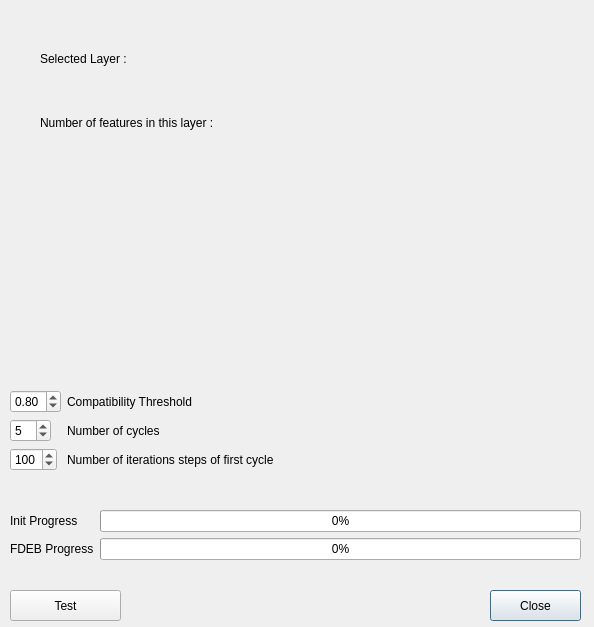
The window that ui_fdeb_RC.ui (RCura/PluginFlux) describes before a commit, drawn with Qt 5.
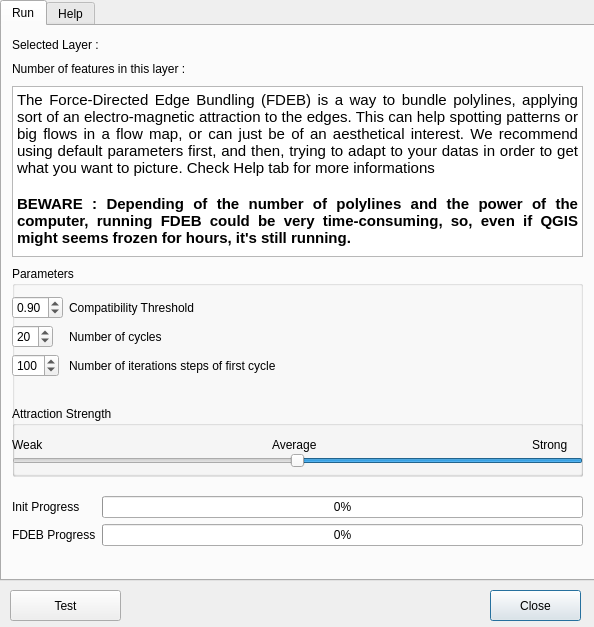
The same window after the commit.

Commit message: Version a peu pres finalisée (pour l'instant) Completion du GUI et Warnings/aide Ajout du parametrage de l'attraction strength Tous les points de debug sont commentés Le plugin doit donc etre fonctionnel out-of-the-box partout

The edit to the form file:
```diff
--- a/ui_fdeb_RC.ui
+++ b/ui_fdeb_RC.ui
@@ -45,88 +45,32 @@
     <string>Test</string>
    </property>
   </widget>
-  <widget class="QWidget" name="formLayoutWidget">
+  <widget class="QTabWidget" name="tabWidget">
    <property name="geometry">
     <rect>
-     <x>10</x>
-     <y>390</y>
-     <width>571</width>
-     <height>100</height>
+     <x>0</x>
+     <y>0</y>
+     <width>601</width>
+     <height>581</height>
     </rect>
    </property>
-   <layout class="QFormLayout" name="formLayout">
-    <item row="0" column="0">
-     <widget class="QDoubleSpinBox" name="compatibilityThreshold">
-      <property name="maximum">
-       <double>1.000000000000000</double>
-      </property>
-      <property name="singleStep">
-       <double>0.050000000000000</double>
-      </property>
-      <property name="value">
-       <double>0.800000000000000</double>
-      </property>
-     </widget>
-    </item>
-    <item row="0" column="1">
-     <widget class="QLabel" name="label">
-      <property name="text">
-       <string>Compatibility Threshold</string>
-      </property>
-     </widget>
-    </item>
-    <item row="1" column="0">
-     <widget class="QSpinBox" name="numCycles">
-      <property name="minimum">
-       <number>1</number>
-      </property>
-      <property name="maximum">
-       <number>30</number>
-      </property>
-      <property name="value">
-       <number>5</number>
-      </property>
-     </widget>
-    </item>
-    <item row="1" column="1">
-     <widget class="QLabel" name="label_2">
-      <property name="text">
-       <string>Number of cycles</string>
-      </property>
-     </widget>
-    </item>
-    <item row="2" column="0">
-     <widget class="QSpinBox" name="numSteps">
-      <property name="maximum">
-       <number>300</number>
-      </property>
-      <property name="singleStep">
-       <number>10</number>
-      </property>
-      <property name="value">
-       <number>100</number>
-      </property>
-     </widget>
-    </item>
-    <item row="2" column="1">
-     <widget class="QLabel" name="label_3">
-      <property name="text">
-       <string>Number of iterations steps of first cycle</string>
-      </property>
-     </widget>
-    </item>
-   </layout>
-  </widget>
+   <property name="currentIndex">
+    <number>0</number>
+   </property>
+   <widget class="QWidget" name="tab">
+    <attribute name="title">
+     <string>Run</string>
+    </attribute>
   <widget class="QWidget" name="gridLayoutWidget">
    <property name="geometry">
     <rect>
-     <x>40</x>
-     <y>30</y>
-     <width>521</width>
-     <height>121</height>
-    </rect>
-   </property>
-   <layout class="QGridLayout" name="gridLayout">
+       <x>10</x>
+       <y>10</y>
+       <width>571</width>
+       <height>42</height>
+      </rect>
+     </property>
+     <layout class="QGridLayout" name="LayerInformations">
     <item row="0" column="0">
      <widget class="QLabel" name="label_6">
       <property name="text">
@@ -161,7 +105,7 @@
    <property name="geometry">
     <rect>
      <x>10</x>
-     <y>510</y>
+       <y>470</y>
      <width>571</width>
      <height>71</height>
     </rect>
@@ -224,7 +168,258 @@
     </item>
    </layout>
   </widget>
- </widget>
+    <widget class="QGroupBox" name="Settings">
+     <property name="geometry">
+      <rect>
+       <x>10</x>
+       <y>240</y>
+       <width>571</width>
+       <height>211</height>
+      </rect>
+     </property>
+     <property name="title">
+      <string>Parameters</string>
+     </property>
+     <widget class="QGroupBox" name="AttractionSettings">
+      <property name="geometry">
+       <rect>
+        <x>0</x>
+        <y>140</y>
+        <width>571</width>
+        <height>70</height>
+       </rect>
+      </property>
+      <property name="title">
+       <string>Attraction Strength</string>
+      </property>
+      <widget class="QSlider" name="attractionStrength">
+       <property name="geometry">
+        <rect>
+         <x>0</x>
+         <y>40</y>
+         <width>571</width>
+         <height>29</height>
+        </rect>
+       </property>
+       <property name="minimum">
+        <number>0</number>
+       </property>
+       <property name="maximum">
+        <number>8</number>
+       </property>
+       <property name="singleStep">
+        <number>1</number>
+       </property>
+       <property name="pageStep">
+        <number>2</number>
+       </property>
+       <property name="value">
+        <number>4</number>
+       </property>
+       <property name="sliderPosition">
+        <number>4</number>
+       </property>
+       <property name="orientation">
+        <enum>Qt::Horizontal</enum>
+       </property>
+       <property name="invertedAppearance">
+        <bool>true</bool>
+       </property>
+       <property name="invertedControls">
+        <bool>true</bool>
+       </property>
+       <property name="tickInterval">
+        <number>1</number>
+       </property>
+      </widget>
+      <widget class="QLabel" name="Strong">
+       <property name="geometry">
+        <rect>
+         <x>520</x>
+         <y>30</y>
+         <width>46</width>
+         <height>17</height>
+        </rect>
+       </property>
+       <property name="text">
+        <string>Strong</string>
+       </property>
+      </widget>
+      <widget class="QLabel" name="Weak">
+       <property name="geometry">
+        <rect>
+         <x>0</x>
+         <y>30</y>
+         <width>39</width>
+         <height>17</height>
+        </rect>
+       </property>
+       <property name="text">
+        <string>Weak</string>
+       </property>
+      </widget>
+      <widget class="QLabel" name="Average">
+       <property name="geometry">
+        <rect>
+         <x>260</x>
+         <y>30</y>
+         <width>56</width>
+         <height>17</height>
+        </rect>
+       </property>
+       <property name="text">
+        <string>Average</string>
+       </property>
+      </widget>
+     </widget>
+     <widget class="QWidget" name="formLayoutWidget">
+      <property name="geometry">
+       <rect>
+        <x>0</x>
+        <y>30</y>
+        <width>571</width>
+        <height>101</height>
+       </rect>
+      </property>
+      <layout class="QFormLayout" name="BasicSettings">
+       <property name="fieldGrowthPolicy">
+        <enum>QFormLayout::AllNonFixedFieldsGrow</enum>
+       </property>
+       <item row="0" column="0">
+        <widget class="QDoubleSpinBox" name="compatibilityThreshold">
+         <property name="maximum">
+          <double>1.000000000000000</double>
+         </property>
+         <property name="singleStep">
+          <double>0.050000000000000</double>
+         </property>
+         <property name="value">
+          <double>0.900000000000000</double>
+         </property>
+        </widget>
+       </item>
+       <item row="0" column="1">
+        <widget class="QLabel" name="Compatibility">
+         <property name="text">
+          <string>Compatibility Threshold</string>
+         </property>
+        </widget>
+       </item>
+       <item row="1" column="0">
+        <widget class="QSpinBox" name="numCycles">
+         <property name="minimum">
+          <number>1</number>
+         </property>
+         <property name="maximum">
+          <number>30</number>
+         </property>
+         <property name="value">
+          <number>20</number>
+         </property>
+        </widget>
+       </item>
+       <item row="1" column="1">
+        <widget class="QLabel" name="CyclesNb">
+         <property name="text">
+          <string>Number of cycles</string>
+         </property>
+        </widget>
+       </item>
+       <item row="2" column="0">
+        <widget class="QSpinBox" name="numSteps">
+         <property name="maximum">
+          <number>300</number>
+         </property>
+         <property name="singleStep">
+          <number>10</number>
+         </property>
+         <property name="value">
+          <number>100</number>
+         </property>
+        </widget>
+       </item>
+       <item row="2" column="1">
+        <widget class="QLabel" name="Iterationnb">
+         <property name="text">
+          <string>Number of iterations steps of first cycle</string>
+         </property>
+        </widget>
+       </item>
+      </layout>
+     </widget>
+    </widget>
+    <widget class="QTextBrowser" name="WarningText">
+     <property name="geometry">
+      <rect>
+       <x>10</x>
+       <y>60</y>
+       <width>571</width>
+       <height>171</height>
+      </rect>
+     </property>
+     <property name="html">
+      <string>&lt;!DOCTYPE HTML PUBLIC &quot;-//W3C//DTD HTML 4.0//EN&quot; &quot;http://www.w3.org/TR/REC-html40/strict.dtd&quot;&gt;
+&lt;html&gt;&lt;head&gt;&lt;meta name=&quot;qrichtext&quot; content=&quot;1&quot; /&gt;&lt;style type=&quot;text/css&quot;&gt;
+p, li { white-space: pre-wrap; }
+&lt;/style&gt;&lt;/head&gt;&lt;body style=&quot; font-family:'Ubuntu'; font-size:11pt; font-weight:400; font-style:normal;&quot;&gt;
+&lt;p align=&quot;justify&quot; style=&quot; margin-top:0px; margin-bottom:0px; margin-left:0px; margin-right:0px; -qt-block-indent:0; text-indent:0px;&quot;&gt;The Force-Directed Edge Bundling (FDEB) is a way to bundle polylines, applying sort of an electro-magnetic attraction to the edges. This can help spotting patterns or big flows in a flow map, or can just be of an aesthetical interest. We recommend using default parameters first, and then, trying to adapt to your datas in order to get what you want to picture. Check Help tab for more informations&lt;/p&gt;
+&lt;p align=&quot;justify&quot; style=&quot;-qt-paragraph-type:empty; margin-top:0px; margin-bottom:0px; margin-left:0px; margin-right:0px; -qt-block-indent:0; text-indent:0px;&quot;&gt;&lt;/p&gt;
+&lt;p align=&quot;justify&quot; style=&quot; margin-top:0px; margin-bottom:0px; margin-left:0px; margin-right:0px; -qt-block-indent:0; text-indent:0px;&quot;&gt;&lt;span style=&quot; font-weight:600;&quot;&gt;BEWARE : Depending of the number of polylines and the power of the computer, running FDEB could be very time-consuming, so, even if QGIS might seems frozen for hours, it's still running.&lt;/span&gt;&lt;/p&gt;&lt;/body&gt;&lt;/html&gt;</string>
+     </property>
+    </widget>
+   </widget>
+   <widget class="QWidget" name="HelpTab">
+    <attribute name="title">
+     <string>Help</string>
+    </attribute>
+    <widget class="QTextBrowser" name="HelpTxt">
+     <property name="geometry">
+      <rect>
+       <x>0</x>
+       <y>0</y>
+       <width>591</width>
+       <height>551</height>
+      </rect>
+     </property>
+     <property name="html">
+      <string>&lt;!DOCTYPE HTML PUBLIC &quot;-//W3C//DTD HTML 4.0//EN&quot; &quot;http://www.w3.org/TR/REC-html40/strict.dtd&quot;&gt;
+&lt;html&gt;&lt;head&gt;&lt;meta name=&quot;qrichtext&quot; content=&quot;1&quot; /&gt;&lt;style type=&quot;text/css&quot;&gt;
+p, li { white-space: pre-wrap; }
+&lt;/style&gt;&lt;/head&gt;&lt;body style=&quot; font-family:'Ubuntu'; font-size:11pt; font-weight:400; font-style:normal;&quot;&gt;
+&lt;p style=&quot; margin-top:0px; margin-bottom:0px; margin-left:0px; margin-right:0px; -qt-block-indent:0; text-indent:0px;&quot;&gt;FDEB is an algorithm developped by Danny Holten and Jarke J. van Wijk, you can find their original paper at this url : www.win.tue.nl/~dholten/papers/forcebundles_eurovis.pdf&lt;/p&gt;
+&lt;p style=&quot; margin-top:0px; margin-bottom:0px; margin-left:0px; margin-right:0px; -qt-block-indent:0; text-indent:0px;&quot;&gt;To conceive this plugin, we used the java jFlowMap tool, which includes an implementation of FDEB made by Ilya Boyandin and Enrico Bertini, and that can be reached here :&lt;/p&gt;
+&lt;p style=&quot; margin-top:0px; margin-bottom:0px; margin-left:0px; margin-right:0px; -qt-block-indent:0; text-indent:0px;&quot;&gt;http://code.google.com/p/jflowmap/&lt;/p&gt;
+&lt;p style=&quot;-qt-paragraph-type:empty; margin-top:0px; margin-bottom:0px; margin-left:0px; margin-right:0px; -qt-block-indent:0; text-indent:0px;&quot;&gt;&lt;/p&gt;
+&lt;p align=&quot;justify&quot; style=&quot; margin-top:0px; margin-bottom:0px; margin-left:0px; margin-right:0px; -qt-block-indent:0; text-indent:0px;&quot;&gt;&lt;span style=&quot; font-weight:600;&quot;&gt;Keep in mind that all layers created by this plugin are temporary layers, saved in memory only. So, if you want to keep one of this layer, don't forget to save it, using the Save As menu when right-clicking on the layer.&lt;/span&gt;&lt;/p&gt;
+&lt;p style=&quot;-qt-paragraph-type:empty; margin-top:0px; margin-bottom:0px; margin-left:0px; margin-right:0px; -qt-block-indent:0; text-indent:0px;&quot;&gt;&lt;/p&gt;
+&lt;p style=&quot; margin-top:0px; margin-bottom:0px; margin-left:0px; margin-right:0px; -qt-block-indent:0; text-indent:0px;&quot;&gt;Here are the parameters descriptions :&lt;/p&gt;
+&lt;p style=&quot;-qt-paragraph-type:empty; margin-top:0px; margin-bottom:0px; margin-left:0px; margin-right:0px; -qt-block-indent:0; text-indent:0px;&quot;&gt;&lt;/p&gt;
+&lt;p style=&quot; margin-top:0px; margin-bottom:0px; margin-left:0px; margin-right:0px; -qt-block-indent:0; text-indent:0px;&quot;&gt;&lt;span style=&quot; font-style:italic;&quot;&gt;Compatibility Threshold&lt;/span&gt; :&lt;/p&gt;
+&lt;p align=&quot;justify&quot; style=&quot; margin-top:0px; margin-bottom:0px; margin-left:0px; margin-right:0px; -qt-block-indent:0; text-indent:0px;&quot;&gt;For two lines to be attracted by each other, they got to match some criterias : the higher their compatibility score will be, more they'll be attracted. If two lines compatibility is bellow this threshold, they won't be attracted.&lt;/p&gt;
+&lt;p style=&quot;-qt-paragraph-type:empty; margin-top:0px; margin-bottom:0px; margin-left:0px; margin-right:0px; -qt-block-indent:0; text-indent:0px;&quot;&gt;&lt;/p&gt;
+&lt;p style=&quot; margin-top:0px; margin-bottom:0px; margin-left:0px; margin-right:0px; -qt-block-indent:0; text-indent:0px;&quot;&gt;&lt;span style=&quot; font-style:italic;&quot;&gt;Number of cycles&lt;/span&gt; :&lt;/p&gt;
+&lt;p align=&quot;justify&quot; style=&quot; margin-top:0px; margin-bottom:0px; margin-left:0px; margin-right:0px; -qt-block-indent:0; text-indent:0px;&quot;&gt;Each cycle, one more point is added to every line, and those points are the ones who'll get closer to the other lines. Thus, the more cycles you put, the more precise your polylines will be.&lt;/p&gt;
+&lt;p align=&quot;justify&quot; style=&quot;-qt-paragraph-type:empty; margin-top:0px; margin-bottom:0px; margin-left:0px; margin-right:0px; -qt-block-indent:0; text-indent:0px;&quot;&gt;&lt;/p&gt;
+&lt;p style=&quot; margin-top:0px; margin-bottom:0px; margin-left:0px; margin-right:0px; -qt-block-indent:0; text-indent:0px;&quot;&gt;&lt;span style=&quot; font-style:italic;&quot;&gt;Number of iterations steps of first cycle&lt;/span&gt; :&lt;/p&gt;
+&lt;p align=&quot;justify&quot; style=&quot; margin-top:0px; margin-bottom:0px; margin-left:0px; margin-right:0px; -qt-block-indent:0; text-indent:0px;&quot;&gt;Each cycle, one point is added. But this point moves by a small distance toward the most attractive points. Each iteration is a small step to this point : the more iterations you set, the more your points will move, and thus, the more your lines will get closer to each others.&lt;/p&gt;
+&lt;p style=&quot;-qt-paragraph-type:empty; margin-top:0px; margin-bottom:0px; margin-left:0px; margin-right:0px; -qt-block-indent:0; text-indent:0px;&quot;&gt;&lt;/p&gt;
+&lt;p style=&quot; margin-top:0px; margin-bottom:0px; margin-left:0px; margin-right:0px; -qt-block-indent:0; text-indent:0px;&quot;&gt;&lt;span style=&quot; font-style:italic;&quot;&gt;Attraction Strength&lt;/span&gt; :&lt;/p&gt;
+&lt;p style=&quot; margin-top:0px; margin-bottom:0px; margin-left:0px; margin-right:0px; -qt-block-indent:0; text-indent:0px;&quot;&gt;Compatible points are moved each steps by a small distance. This distance is computed on the line length, but also, it depends on the extent of your shapefile. Considering this, you may have to make this attraction strength weighter more or less valued, considering that you want your points to move by small or large distances.&lt;/p&gt;&lt;/body&gt;&lt;/html&gt;</string>
+     </property>
+    </widget>
+   </widget>
+  </widget>
+ </widget>
+ <tabstops>
+  <tabstop>pB_test</tabstop>
+  <tabstop>tabWidget</tabstop>
+  <tabstop>compatibilityThreshold</tabstop>
+  <tabstop>numCycles</tabstop>
+  <tabstop>numSteps</tabstop>
+  <tabstop>attractionStrength</tabstop>
+  <tabstop>HelpTxt</tabstop>
+  <tabstop>btnClose</tabstop>
+ </tabstops>
  <resources/>
  <connections/>
 </ui>
```
Left out of the diff: 10 changed lines with no effect on the pictures. Lines whose indentation alone changed are shown as unchanged. The commit also changes 3 other files.
